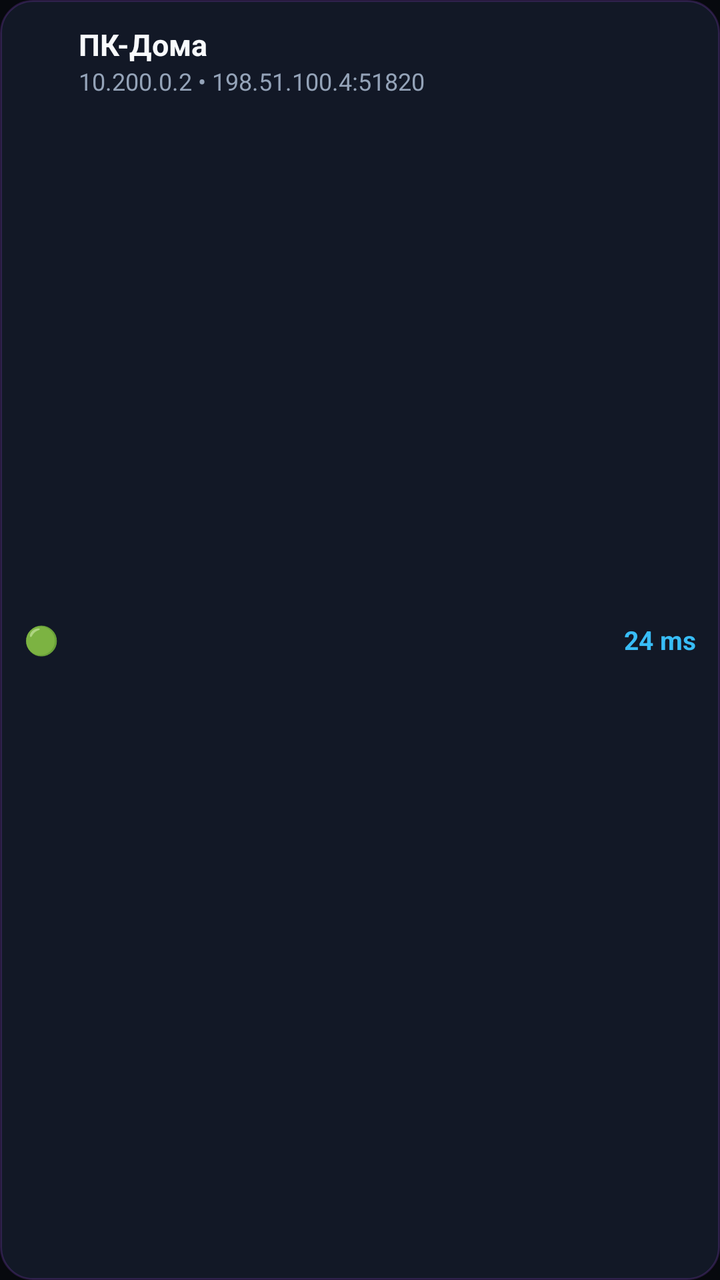
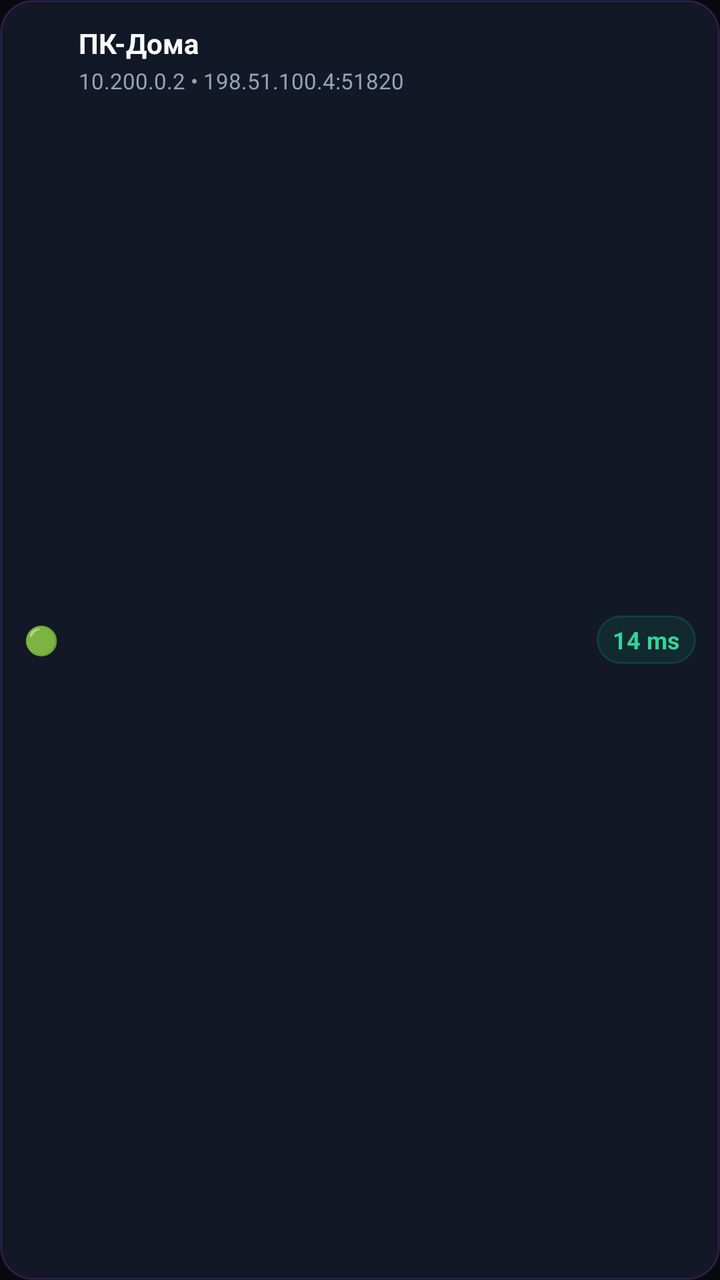

The first picture is an Android layout as it rendered before a commit; the second is the same layout after the commit. The layout source and the unified diff follow.
<!-- AndroidManifest.xml: application theme Theme.NatBypass -->
<!-- res/layout/item_peer.xml -->
<?xml version="1.0" encoding="utf-8"?>
<LinearLayout xmlns:android="http://schemas.android.com/apk/res/android"
    android:layout_width="match_parent"
    android:layout_height="wrap_content"
    android:layout_marginBottom="8dp"
    android:background="@drawable/bg_card"
    android:orientation="horizontal"
    android:padding="12dp">

    <TextView
        android:id="@+id/tvPeerStatus"
        android:layout_width="wrap_content"
        android:layout_height="wrap_content"
        android:layout_gravity="center_vertical"
        android:layout_marginEnd="10dp"
        android:text="🟢"
        android:textSize="14sp" />

    <LinearLayout
        android:layout_width="0dp"
        android:layout_height="wrap_content"
        android:layout_weight="1"
        android:orientation="vertical">

        <TextView
            android:id="@+id/tvPeerName"
            android:layout_width="wrap_content"
            android:layout_height="wrap_content"
            android:text="ПК-Дома"
            android:textColor="@color/text_primary"
            android:textSize="15sp"
            android:textStyle="bold" />

        <TextView
            android:id="@+id/tvPeerIp"
            android:layout_width="wrap_content"
            android:layout_height="wrap_content"
            android:text="10.200.0.2 • 198.51.100.4:51820"
            android:textColor="@color/text_muted"
            android:textSize="12sp" />
    </LinearLayout>

    <TextView
        android:id="@+id/tvPeerPing"
        android:layout_width="wrap_content"
        android:layout_height="wrap_content"
        android:layout_gravity="center_vertical"
        android:text="24 ms"
        android:textColor="@color/accent_blue"
        android:textSize="13sp"
        android:textStyle="bold" />
</LinearLayout>
<!-- resources referenced by this layout -->
<resources>
  <color name="accent_blue">#38BDF8</color>
  <color name="text_muted">#94A3B8</color>
  <color name="text_primary">#F8FAFC</color>
  <!-- drawable bg_card (drawable) -->
  <?xml version="1.0" encoding="utf-8"?>
  <shape xmlns:android="http://schemas.android.com/apk/res/android">
      <solid android:color="@color/card_bg" />
      <stroke android:width="1dp" android:color="@color/border_dark" />
      <corners android:radius="16dp" />
  </shape>
  <style name="Theme.NatBypass" parent="Theme.Material3.Dark.NoActionBar">
          <item name="android:windowBackground">@color/bg_dark</item>
          <item name="android:statusBarColor">@color/bg_dark</item>
          <item name="android:navigationBarColor">@color/bg_dark</item>
          <item name="colorPrimary">@color/accent_blue</item>
          <item name="colorSecondary">@color/green_online</item>
          <item name="colorSurface">@color/panel_dark</item>
      </style>
  <color name="card_bg">#121826</color>
  <color name="border_dark">#33A855F7</color>
  <color name="bg_dark">#07090E</color>
  <color name="green_online">#10B981</color>
  <color name="panel_dark">#0E121D</color>
</resources>

<!-- the commit's change to res/layout/item_peer.xml (unified diff, before → after) -->
@@ -1,11 +1,14 @@
-<?xml version="1.0" encoding="utf-8"?>
+﻿<?xml version="1.0" encoding="utf-8"?>
 <LinearLayout xmlns:android="http://schemas.android.com/apk/res/android"
     android:layout_width="match_parent"
     android:layout_height="wrap_content"
     android:layout_marginBottom="8dp"
     android:background="@drawable/bg_card"
     android:orientation="horizontal"
-    android:padding="12dp">
+    android:padding="12dp"
+    android:clickable="true"
+    android:focusable="true"
+    android:foreground="?attr/selectableItemBackground">
 
     <TextView
         android:id="@+id/tvPeerStatus"
@@ -22,22 +25,46 @@
         android:layout_weight="1"
         android:orientation="vertical">
 
-        <TextView
-            android:id="@+id/tvPeerName"
+        <LinearLayout
             android:layout_width="wrap_content"
             android:layout_height="wrap_content"
-            android:text="ПК-Дома"
-            android:textColor="@color/text_primary"
-            android:textSize="15sp"
-            android:textStyle="bold" />
+            android:gravity="center_vertical"
+            android:orientation="horizontal">
+
+            <TextView
+                android:id="@+id/tvPeerName"
+                android:layout_width="wrap_content"
+                android:layout_height="wrap_content"
+                android:text="ПК-Дома"
+                android:textColor="@color/text_primary"
+                android:textSize="14sp"
+                android:textStyle="bold" />
+
+            <TextView
+                android:id="@+id/tvExitNodeBadge"
+                android:layout_width="wrap_content"
+                android:layout_height="wrap_content"
+                android:layout_marginStart="6dp"
+                android:background="@drawable/bg_badge"
+                android:paddingStart="6dp"
+                android:paddingEnd="6dp"
+                android:paddingTop="2dp"
+                android:paddingBottom="2dp"
+                android:text="🌐 Exit Node"
+                android:textColor="@color/accent_purple"
+                android:textSize="10sp"
+                android:textStyle="bold"
+                android:visibility="gone" />
+        </LinearLayout>
 
         <TextView
             android:id="@+id/tvPeerIp"
             android:layout_width="wrap_content"
             android:layout_height="wrap_content"
+            android:layout_marginTop="2dp"
             android:text="10.200.0.2 • 198.51.100.4:51820"
             android:textColor="@color/text_muted"
-            android:textSize="12sp" />
+            android:textSize="11sp" />
     </LinearLayout>
 
     <TextView
@@ -45,8 +72,13 @@
         android:layout_width="wrap_content"
         android:layout_height="wrap_content"
         android:layout_gravity="center_vertical"
-        android:text="24 ms"
-        android:textColor="@color/accent_blue"
-        android:textSize="13sp"
+        android:background="@drawable/bg_badge"
+        android:paddingStart="8dp"
+        android:paddingEnd="8dp"
+        android:paddingTop="4dp"
+        android:paddingBottom="4dp"
+        android:text="14 ms"
+        android:textColor="@color/green_bright"
+        android:textSize="12sp"
         android:textStyle="bold" />
 </LinearLayout>
<!-- resource entries referenced after the edit -->
@@ -1,8 +1,16 @@
 <!-- resources referenced by this layout -->
 <resources>
-  <color name="accent_blue">#38BDF8</color>
+  <color name="accent_purple">#C084FC</color>
+  <color name="green_bright">#34D399</color>
   <color name="text_muted">#94A3B8</color>
   <color name="text_primary">#F8FAFC</color>
+  <!-- drawable bg_badge (drawable) -->
+  ﻿<?xml version="1.0" encoding="utf-8"?>
+  <shape xmlns:android="http://schemas.android.com/apk/res/android">
+      <solid android:color="#1A10B981" />
+      <stroke android:width="1dp" android:color="#3310B981" />
+      <corners android:radius="12dp" />
+  </shape>
   <!-- drawable bg_card (drawable) -->
   <?xml version="1.0" encoding="utf-8"?>
   <shape xmlns:android="http://schemas.android.com/apk/res/android">
@@ -21,6 +29,7 @@
   <color name="card_bg">#121826</color>
   <color name="border_dark">#33A855F7</color>
   <color name="bg_dark">#07090E</color>
+  <color name="accent_blue">#38BDF8</color>
   <color name="green_online">#10B981</color>
   <color name="panel_dark">#0E121D</color>
 </resources>
